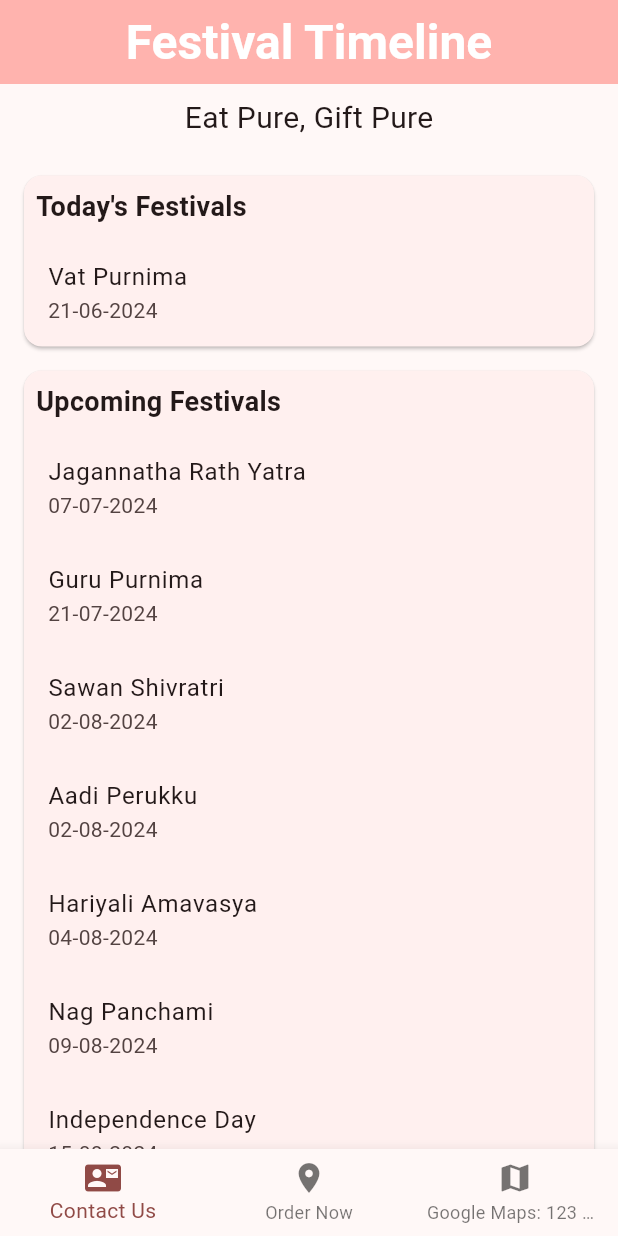
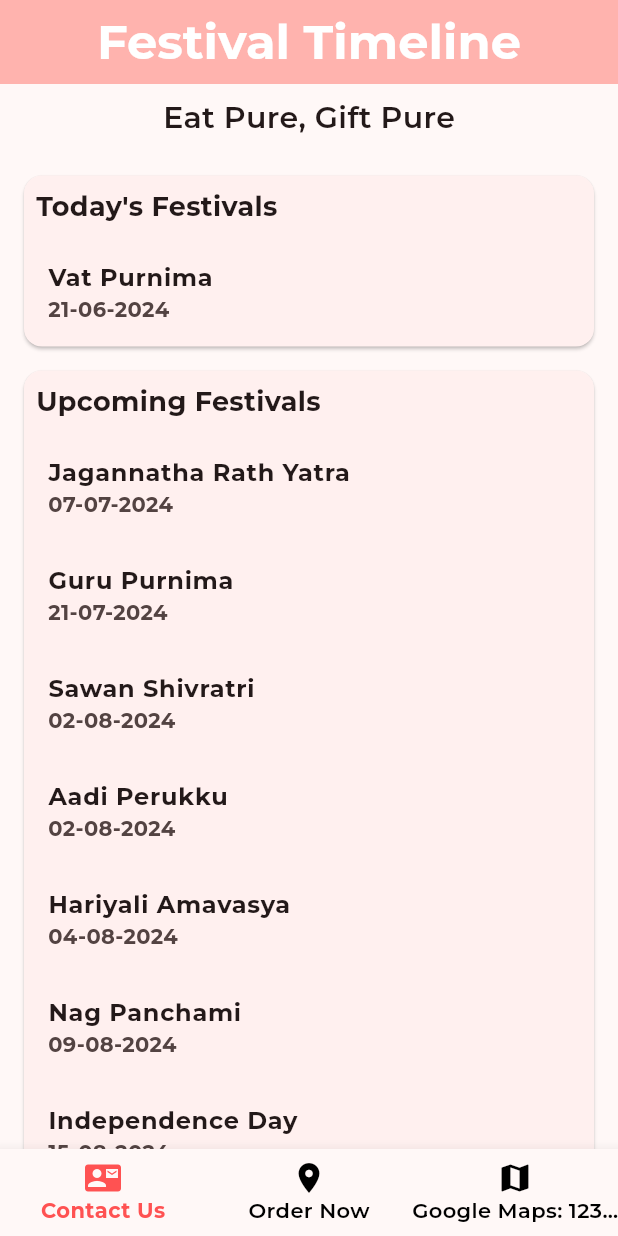
Before and after one commit to SamraatJain9/SweetWebsite, a Flutter app: the Page3 screen opened directly, on a phone screen of 412 x 824 dp. Run offline on Flutter 3.47's test engine with Material 3 defaults, Android fonts, the phone set to English and light mode, and no system bars; our stand-ins replace google_fonts; project files that could hold a hidden picture were left out.

Commit message:
All font style applied

```diff
--- a/lib/pages/festivals.dart
+++ b/lib/pages/festivals.dart
@@ -3,6 +3,7 @@ import 'dart:convert';
 import 'dart:async';
 import 'package:flutter/services.dart' show rootBundle;
 import 'package:url_launcher/url_launcher.dart';
+import 'package:google_fonts/google_fonts.dart';
 
 void main() => runApp(Page3App());
 
@@ -51,8 +52,10 @@ class _Page3State extends State<Page3> {
       context: context,
       builder: (BuildContext context) {
         return AlertDialog(
-          title: Text("Choose Delivery Service"),
-          contentPadding: EdgeInsets.fromLTRB(24.0, 20.0, 24.0, 0.0),
+          title: Text("Choose Delivery Service",
+            style: GoogleFonts.montserrat(fontWeight: FontWeight.bold),
+          ),
+          contentPadding: EdgeInsets.fromLTRB(24.0, 20.0, 24.0, 0.0), // Adjust padding as needed
           actions: <Widget>[
             Row(
               mainAxisAlignment: MainAxisAlignment.spaceBetween,
@@ -63,9 +66,11 @@ class _Page3State extends State<Page3> {
                     ScaffoldMessenger.of(context).showSnackBar(
                       SnackBar(content: Text('Uber Eats clicked')),
                     );
-                    Navigator.of(context).pop();
+                    Navigator.of(context).pop(); // Close the dialog
                   },
-                  child: Text("Uber Eats"),
+                  child: Text("Uber Eats",
+                    style: GoogleFonts.montserrat(),
+                  ),
                 ),
                 TextButton(
                   onPressed: () {
@@ -73,9 +78,11 @@ class _Page3State extends State<Page3> {
                     ScaffoldMessenger.of(context).showSnackBar(
                       SnackBar(content: Text('Deliveroo clicked')),
                     );
-                    Navigator.of(context).pop();
+                    Navigator.of(context).pop(); // Close the dialog
                   },
-                  child: Text("Deliveroo"),
+                  child: Text("Deliveroo",
+                    style: GoogleFonts.montserrat(),
+                  ),
                 ),
               ],
             ),
@@ -93,14 +100,14 @@ class _Page3State extends State<Page3> {
       context: context,
       builder: (BuildContext context) {
         return AlertDialog(
-          title: Text("Contact Us"),
+          title: Text("Contact Us", style: GoogleFonts.montserrat(fontWeight: FontWeight.bold),),
           content: Column(
             mainAxisSize: MainAxisSize.min,
             crossAxisAlignment: CrossAxisAlignment.start,
             children: <Widget>[
-              Text('Phone: $phoneNumber'),
+              Text('Phone: $phoneNumber', style: GoogleFonts.montserrat(fontWeight: FontWeight.bold),),
               SizedBox(height: 10),
-              Text('Email: $emailAddress'),
+              Text('Email: $emailAddress', style: GoogleFonts.montserrat(fontWeight: FontWeight.bold),),
             ],
           ),
           actions: <Widget>[
@@ -184,7 +191,7 @@ class _Page3State extends State<Page3> {
     return Scaffold(
       appBar: AppBar(
         backgroundColor: Theme.of(context).colorScheme.inversePrimary,
-        title: Text('Festival Timeline'),
+        title: Text('Festival Timeline', style: GoogleFonts.montserrat(fontWeight: FontWeight.bold),),
         centerTitle: true,
       ),
       body: SingleChildScrollView(
@@ -194,9 +201,11 @@ class _Page3State extends State<Page3> {
             children: [
               Text(
                 'Eat Pure, Gift Pure',
-                style: TextStyle(
+                style: GoogleFonts.montserrat(
+                  textStyle: TextStyle(
                   fontSize: 20,
                 ),
+              ),
               ),
               const SizedBox(height: 16),
               // Today's Festivals
@@ -209,16 +218,18 @@ class _Page3State extends State<Page3> {
                       padding: const EdgeInsets.all(8.0),
                       child: Text(
                         'Today\'s Festivals',
-                        style: TextStyle(
+                        style: GoogleFonts.montserrat(
+                        textStyle: TextStyle(
                           fontSize: 18,
                           fontWeight: FontWeight.bold,
                         ),
                       ),
                     ),
+                    ),
                     if (_getTodayFestivals().isEmpty)
                       Padding(
                         padding: const EdgeInsets.all(8.0),
-                        child: Text('No festivals today'),
+                        child: Text('No festivals today', style: GoogleFonts.montserrat(fontWeight: FontWeight.bold),),
                       )
                     else
                       ListView.builder(
@@ -228,8 +239,8 @@ class _Page3State extends State<Page3> {
                         itemBuilder: (context, index) {
                           var festival = _getTodayFestivals()[index];
                           return ListTile(
-                            title: Text(festival['name']),
-                            subtitle: Text(festival['date']),
+                            title: Text(festival['name'], style: GoogleFonts.montserrat(fontWeight: FontWeight.bold),),
+                            subtitle: Text(festival['date'], style: GoogleFonts.montserrat(fontWeight: FontWeight.bold),),
                           );
                         },
                       ),
@@ -247,16 +258,18 @@ class _Page3State extends State<Page3> {
                       padding: const EdgeInsets.all(8.0),
                       child: Text(
                         'Upcoming Festivals',
-                        style: TextStyle(
+                        style: GoogleFonts.montserrat(
+                          textStyle: TextStyle(
                           fontSize: 18,
                           fontWeight: FontWeight.bold,
                         ),
                       ),
                     ),
+                    ),
                     if (_upcomingFestivals.isEmpty)
                       Padding(
                         padding: const EdgeInsets.all(8.0),
-                        child: Text('No upcoming festivals'),
+                        child: Text('No upcoming festivals', style: GoogleFonts.montserrat(fontWeight: FontWeight.bold),),
                       )
                     else
                       ListView.builder(
@@ -266,8 +279,8 @@ class _Page3State extends State<Page3> {
                         itemBuilder: (context, index) {
                           var festival = _upcomingFestivals[index];
                           return ListTile(
-                            title: Text(festival['name']),
-                            subtitle: Text(festival['date']),
+                            title: Text(festival['name'], style: GoogleFonts.montserrat(fontWeight: FontWeight.bold),),
+                            subtitle: Text(festival['date'], style: GoogleFonts.montserrat(fontWeight: FontWeight.bold),),
                           );
                         },
                       ),
@@ -302,11 +315,17 @@ class _Page3State extends State<Page3> {
               _showOrderMethodDialog(context);
               break;
             case 2:
-              _launchURL(
-                  'https://www.google.com/maps/search/?api=1&query=Shop+Location');
+              _launchURL('https://www.google.com/maps/search/?api=1&query=Shop+Location');
               break;
           }
         },
+        selectedFontSize: 14.0, // Adjust as needed
+        unselectedFontSize: 14.0, // Adjust as needed
+        selectedItemColor: Colors.redAccent, // Example color
+        unselectedItemColor: Colors.black, // Example color
+        type: BottomNavigationBarType.fixed, // Adjust based on your design
+        selectedLabelStyle: GoogleFonts.montserrat(fontWeight: FontWeight.bold),
+        unselectedLabelStyle: GoogleFonts.montserrat(),
       ),
     );
   }
--- a/lib/pages/food.dart
+++ b/lib/pages/food.dart
@@ -148,8 +148,6 @@ class Page4 extends StatelessWidget {
     );
   }
 
-
-
   @override
   Widget build(BuildContext context) {
     return Scaffold(
```
Also changed, not shown: lib/pages/offers.dart (+56 -15 lines).
